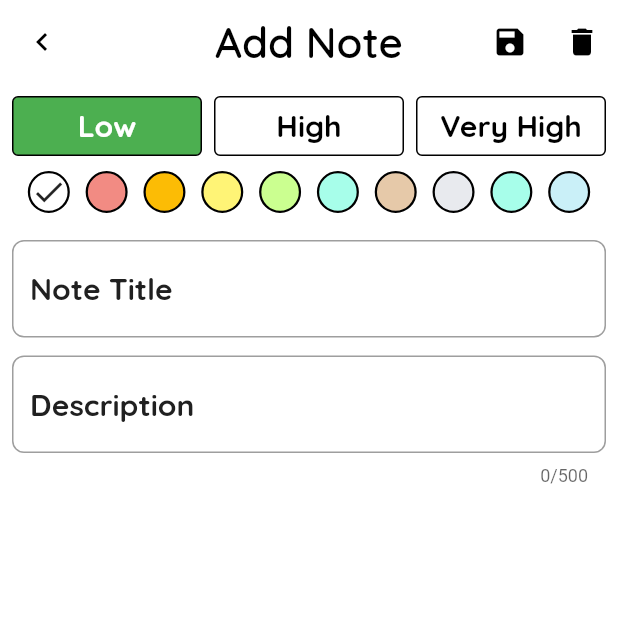
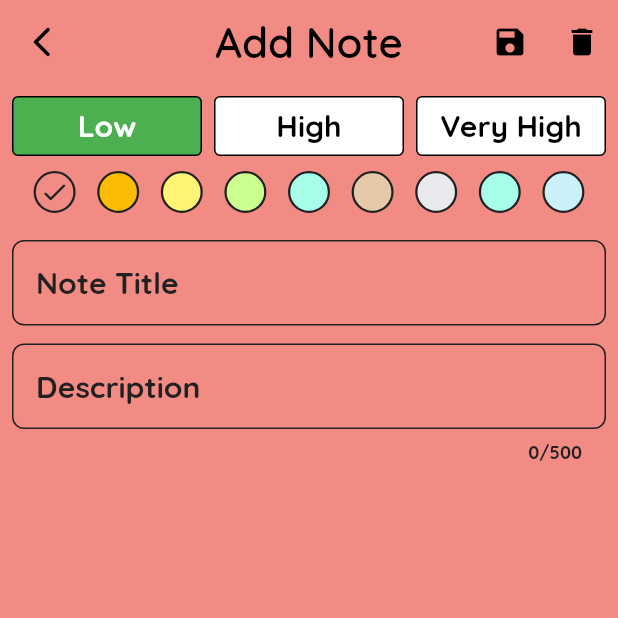
Before and after one commit to dizayn3r/notes_keeper, a Flutter app: the screen it shows after launch, after a tap on "Add Note", on a phone screen of 412 x 824 dp, the top half of it. Run offline on Flutter 3.47's test engine with Material 2 defaults, Android fonts, the phone set to English and light mode, and no system bars; our stand-ins replace drift, google_fonts, hive_flutter, responsive_builder; missing offline and left inert: grid_staggered_lite; accounts and stored records are empty; generated files the repository leaves out were written again.

Commit message:
some final touches.

```diff
--- a/lib/ui/screen/note_detail_page.dart
+++ b/lib/ui/screen/note_detail_page.dart
@@ -56,7 +56,8 @@ class _NoteDetailPageState extends State<NoteDetailPage> {
         return Scaffold(
           backgroundColor: colors[colorLevel],
           appBar: _getDetailAppBar(),
-          body: Padding(
+          body: SingleChildScrollView(
+            child: Padding(
               padding: EdgeInsets.all(w * 2),
               child: Form(
                 key: _formKey,
@@ -79,19 +80,29 @@ class _NoteDetailPageState extends State<NoteDetailPage> {
                     SizedBox(height: w * 4),
                     TextFormField(
                       controller: titleEditingController,
-                    minLines: 1,
+                      cursorRadius: Radius.circular(w * 2),
                       keyboardType: TextInputType.text,
-                    style: Theme.of(context).textTheme.bodyText2,
+                      style: Theme.of(context)
+                          .textTheme
+                          .bodyText2!
+                          .copyWith(color: Colors.grey.shade900),
                       decoration: InputDecoration(
-                      hintText: "Note Title",
-                      hintStyle: Theme.of(context).textTheme.bodyText2,
+                        labelText: "Note Title",
+                        labelStyle: Theme.of(context)
+                            .textTheme
+                            .bodyText2!
+                            .copyWith(color: Colors.grey.shade900),
                         alignLabelWithHint: true,
-                      border: OutlineInputBorder(
+                        enabledBorder: OutlineInputBorder(
                           borderRadius: BorderRadius.circular(w * 2),
+                          borderSide: BorderSide(color: Colors.grey.shade900),
                         ),
                         focusedBorder: OutlineInputBorder(
                           borderRadius: BorderRadius.circular(w * 2),
+                          borderSide: BorderSide(
+                              color: Colors.grey.shade900, width: 2.0),
                         ),
+                        contentPadding: EdgeInsets.all(w * 4),
                       ),
                       validator: (value) {
                         if (value == null || value.isEmpty) {
@@ -110,17 +121,32 @@ class _NoteDetailPageState extends State<NoteDetailPage> {
                       maxLines: 10,
                       maxLength: 500,
                       keyboardType: TextInputType.text,
-                    style: Theme.of(context).textTheme.bodyText2,
+                      style: Theme.of(context)
+                          .textTheme
+                          .bodyText2!
+                          .copyWith(color: Colors.grey.shade900),
                       decoration: InputDecoration(
-                      hintText: "Description",
-                      hintStyle: Theme.of(context).textTheme.bodyText2,
+                        labelText: "Description",
+                        labelStyle: Theme.of(context)
+                            .textTheme
+                            .bodyText2!
+                            .copyWith(color: Colors.grey.shade900),
+                        counterStyle: Theme.of(context)
+                            .textTheme
+                            .bodyText2!
+                            .copyWith(
+                                color: Colors.grey.shade900, fontSize: w * 3),
                         alignLabelWithHint: true,
-                      border: OutlineInputBorder(
+                        enabledBorder: OutlineInputBorder(
                           borderRadius: BorderRadius.circular(w * 2),
+                          borderSide: BorderSide(color: Colors.grey.shade900),
                         ),
                         focusedBorder: OutlineInputBorder(
                           borderRadius: BorderRadius.circular(w * 2),
+                          borderSide: BorderSide(
+                              color: Colors.grey.shade900, width: 2.0),
                         ),
+                        contentPadding: EdgeInsets.all(w * 4),
                       ),
                       validator: (value) {
                         if (value == null || value.isEmpty) {
@@ -133,6 +159,7 @@ class _NoteDetailPageState extends State<NoteDetailPage> {
                       },
                     ),
                   ],
+                ),
               ),
             ),
           ),
@@ -149,7 +176,7 @@ class _NoteDetailPageState extends State<NoteDetailPage> {
           Navigator.pop(context);
         },
         icon: const Icon(
-          Icons.chevron_left_outlined,
+          Icons.arrow_back_ios_new_rounded,
           color: Colors.black,
         ),
       ),
--- a/lib/ui/theme/themeData.dart
+++ b/lib/ui/theme/themeData.dart
@@ -4,8 +4,8 @@ import 'package:google_fonts/google_fonts.dart';
 import '../styles/text_styles.dart';
 
 //DE2040
-const bgColorDark = Color(0xFF201a1a);
-const bgColorLight = Color(0xFFfffbff);
+const bgColorDark = Color(0xFF121212);
+const bgColorLight = Color(0xFFFFFFFF);
 const accentLight = Color(0xffbf0030);
 const accentDark =  Color(0xFFffb3b3);
 const borderColor =  Color(0xffd3d3d3);
@@ -82,7 +82,7 @@ class Themes {
       ),
       bodyText2: GoogleFonts.quicksand(
         fontWeight:FontWeight.bold,
-        color:const Color(0xFF202020),
+        color:const Color(0xFFFFFFFF),
         fontSize: 20,
       ),
       bodyText1: GoogleFonts.quicksand(
--- a/lib/utlis/color_picker.dart
+++ b/lib/utlis/color_picker.dart
@@ -1,8 +1,7 @@
 import 'package:flutter/material.dart';
 import 'package:responsive_builder/responsive_builder.dart';
 
-List<Color> colors = const [
-  Color(0xFFFFFFFF),
+List<Color> colors = [
   Color(0xffF28B83),
   Color(0xFFFCBC05),
   Color(0xFFFFF476),
@@ -11,7 +10,7 @@ List<Color> colors = const [
   Color(0xFFE6C9A9),
   Color(0xFFE8EAEE),
   Color(0xFFA7FEEA),
-  Color(0xFFCAF0F8)
+  Color(0xFFCAF0F8),
 ];
 
 class ColorPicker extends StatefulWidget {
@@ -31,7 +30,7 @@ class _ColorPickerState extends State<ColorPicker> {
       builder: (context, sizingInformation) {
         double w = (sizingInformation.screenSize.width / 100).roundToDouble();
 
-        Widget colorContainer(int index,double w){
+        Widget colorContainer(int index, double w) {
           return InkWell(
             onTap: () {
               widget.index = index;
@@ -46,11 +45,13 @@ class _ColorPickerState extends State<ColorPicker> {
                   height: w * 7,
                   decoration: BoxDecoration(
                       borderRadius: BorderRadius.circular(w * 4),
-                      border: Border.all(color: Colors.black, width: 1.5),
+                      border:
+                          Border.all(color: Colors.grey.shade900, width: 1.5),
                       color: colors[index]),
                 ),
                 widget.index == index
-                    ? const Icon(Icons.check)
+                    ? Icon(Icons.check_rounded,
+                        color: Colors.grey.shade900, size: w * 5)
                     : Container()
               ],
             ),
@@ -62,16 +63,15 @@ class _ColorPickerState extends State<ColorPicker> {
           child: Row(
             mainAxisAlignment: MainAxisAlignment.spaceEvenly,
             children: [
-              colorContainer(0,  w),
-              colorContainer(1,  w),
-              colorContainer(2,  w),
-              colorContainer(3,  w),
-              colorContainer(4,  w),
-              colorContainer(5,  w),
-              colorContainer(6,  w),
-              colorContainer(7,  w),
-              colorContainer(8,  w),
-              colorContainer(9,  w),
+              colorContainer(0, w),
+              colorContainer(1, w),
+              colorContainer(2, w),
+              colorContainer(3, w),
+              colorContainer(4, w),
+              colorContainer(5, w),
+              colorContainer(6, w),
+              colorContainer(7, w),
+              colorContainer(8, w),
             ],
           ),
         );
```
Also changed, not shown: lib/ui/screen/noteHomePage/widgets/note_grid_tile.dart (added, +155 -0 lines), lib/ui/screen/note_list_page.dart (+50 -23 lines), pubspec.yaml (+21 -1 lines), assets/app_logo.png (added), pubspec.lock, 33 other files. Lines whose indentation alone changed are shown as unchanged.
